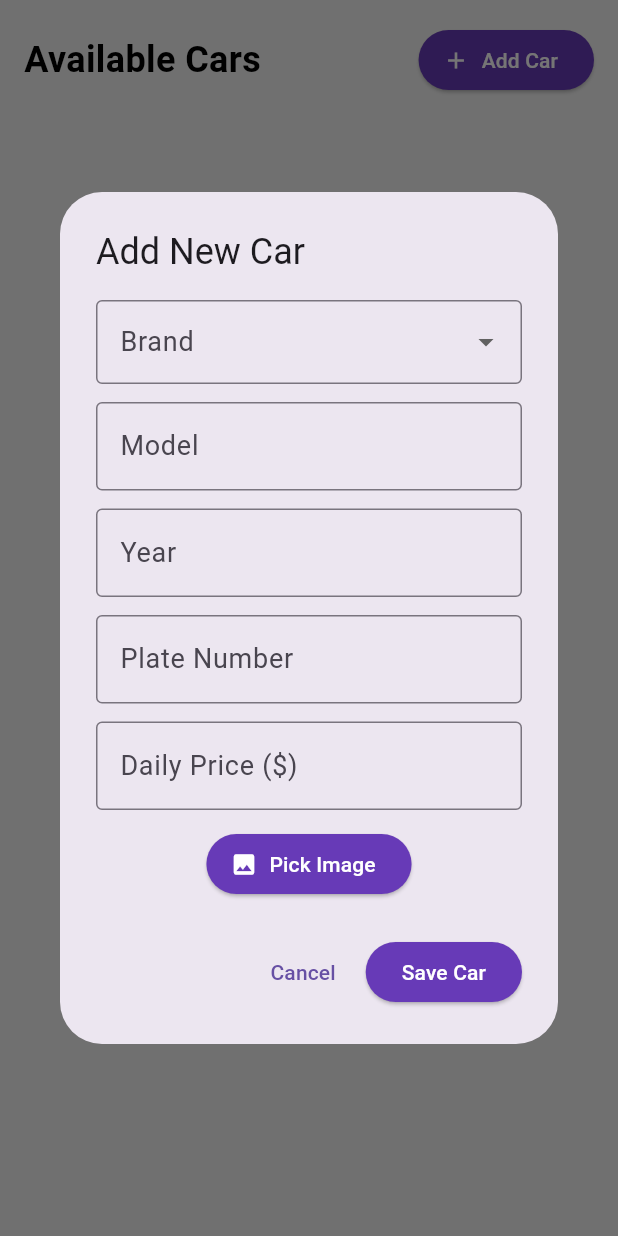
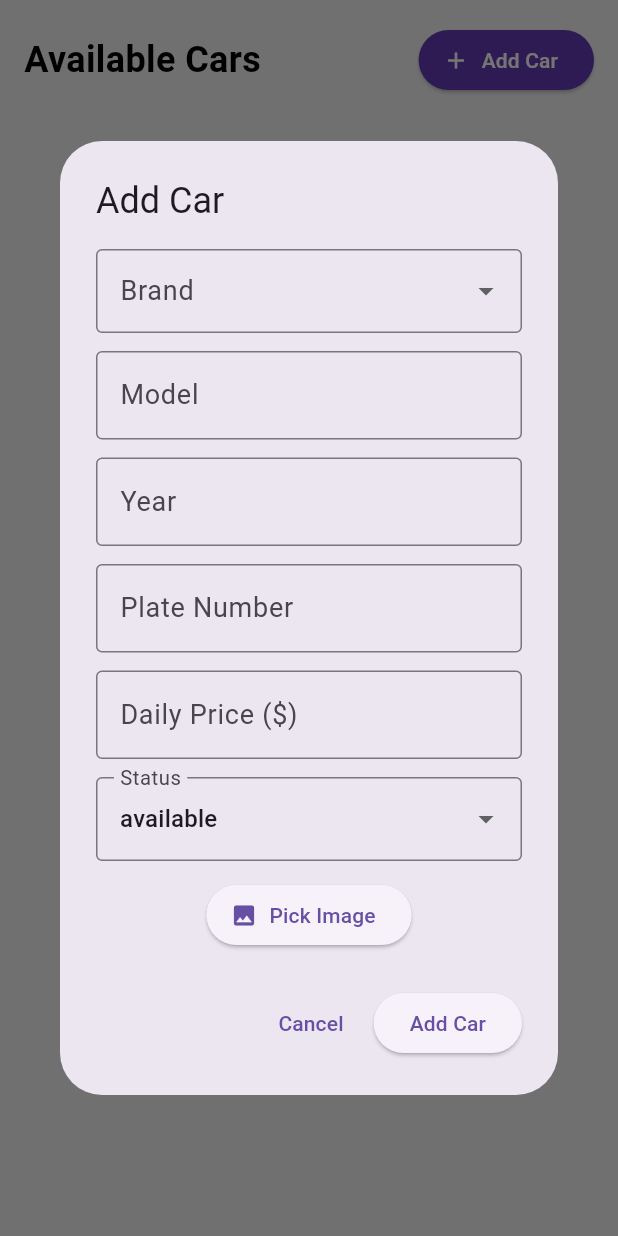
Before and after one commit to aymenG/Management-System, a Flutter app: the AvailableCars widget shown alone on an empty page, opened directly, after a tap on "Add Car", on a phone screen of 412 x 824 dp. Run offline on Flutter 3.47's test engine with Material 3 defaults, Android fonts, the phone set to English and light mode, and no system bars; our stand-ins replace file_picker, fl_chart, flutter_svg, sqflite_common_ffi; accounts and stored records are empty.

Commit message:
add car form dialog for both add and edit car features

```diff
--- a/lib/controllers/database_helper.dart
+++ b/lib/controllers/database_helper.dart
@@ -168,6 +168,7 @@ CREATE TABLE cars (
 
   Future<int> insertCar(Car car) async {
     final db = await database;
+    print('Inserting car: ${car.toMap()}');
     return await db.insert(
       'cars',
       car.toMap(),
--- a/lib/views/add_car_dialog.dart
+++ /dev/null
@@ -1,323 +0,0 @@
-// views/add_car_dialog.dart
-
-import 'dart:io';
-import 'package:flutter/material.dart';
-import 'package:file_picker/file_picker.dart';
-import 'package:management_system/controllers/database_helper.dart';
-import 'package:management_system/models/car.dart';
-import 'package:management_system/models/car_brand.dart';
-import 'package:management_system/models/car_status.dart';
-
-class AddCarDialog extends StatefulWidget {
-  final VoidCallback? onCarAdded;
-
-  const AddCarDialog({super.key, this.onCarAdded});
-
-  @override
-  State<AddCarDialog> createState() => _AddCarDialogState();
-}
-
-class _AddCarDialogState extends State<AddCarDialog> {
-  final _formKey = GlobalKey<FormState>();
-  CarBrand? _selectedBrand;
-  final _modelController = TextEditingController();
-  final _yearController = TextEditingController();
-  final _plateController = TextEditingController();
-  final _priceController = TextEditingController();
-  File? _pickedImage;
-  bool _isLoading = false;
-
-  @override
-  void dispose() {
-    _modelController.dispose();
-    _yearController.dispose();
-    _plateController.dispose();
-    _priceController.dispose();
-    super.dispose();
-  }
-
-  Future<void> _pickImage() async {
-    try {
-      final result = await FilePicker.platform.pickFiles(
-        type: FileType.image,
-        allowMultiple: false,
-      );
-
-      if (result != null && result.files.single.path != null) {
-        setState(() {
-          _pickedImage = File(result.files.single.path!);
-        });
-      }
-    } catch (e) {
-      if (mounted) {
-        ScaffoldMessenger.of(context).showSnackBar(
-          SnackBar(
-            content: Text('Error picking image: $e'),
-            backgroundColor: Colors.red,
-          ),
-        );
-      }
-    }
-  }
-
-  Future<void> _saveCar() async {
-    if (!_formKey.currentState!.validate()) return;
-
-    // Check if image is selected
-    if (_pickedImage == null) {
-      ScaffoldMessenger.of(context).showSnackBar(
-        const SnackBar(
-          content: Text("Please select an image for the car."),
-          backgroundColor: Colors.orange,
-        ),
-      );
-      return;
-    }
-
-    setState(() {
-      _isLoading = true;
-    });
-
-    try {
-      final newCar = Car(
-        brand: _selectedBrand!,
-        model: _modelController.text.trim(),
-        year: int.parse(_yearController.text.trim()),
-        plateNumber: _plateController.text.trim(),
-        dailyPrice: double.parse(_priceController.text.trim()),
-        imagePath: _pickedImage!.path,
-        status: CarStatus.available,
-      );
-
-      // Save to database
-      final dbHelper = DatabaseHelper();
-      await dbHelper.insertCar(newCar);
-
-      if (mounted) {
-        Navigator.of(context).pop();
-        widget.onCarAdded?.call();
-
-        ScaffoldMessenger.of(context).showSnackBar(
-          SnackBar(
-            content: Text('${newCar.fullName} added successfully!'),
-            backgroundColor: Colors.green,
-          ),
-        );
-      }
-    } catch (e) {
-      if (mounted) {
-        ScaffoldMessenger.of(context).showSnackBar(
-          SnackBar(
-            content: Text('Error saving car: $e'),
-            backgroundColor: Colors.red,
-          ),
-        );
-      }
-    } finally {
-      if (mounted) {
-        setState(() {
-          _isLoading = false;
-        });
-      }
-    }
-  }
-
-  @override
-  Widget build(BuildContext context) {
-    return AlertDialog(
-      title: const Text("Add New Car"),
-      content: SizedBox(
-        width: 400,
-        child: Form(
-          key: _formKey,
-          child: SingleChildScrollView(
-            child: Column(
-              mainAxisSize: MainAxisSize.min,
-              children: [
-                // Brand Dropdown
-                DropdownButtonFormField<CarBrand>(
-                  value: _selectedBrand,
-                  items: CarBrand.values
-                      .map((b) => DropdownMenuItem(
-                            value: b,
-                            child: Text(b.displayName),
-                          ))
-                      .toList(),
-                  onChanged: (brand) => setState(() => _selectedBrand = brand),
-                  decoration: const InputDecoration(
-                    labelText: "Brand",
-                    border: OutlineInputBorder(),
-                  ),
-                  validator: (value) {
-                    if (value == null) {
-                      return 'Please select a brand';
-                    }
-                    return null;
-                  },
-                ),
-                const SizedBox(height: 12),
-
-                // Model Field
-                TextFormField(
-                  controller: _modelController,
-                  decoration: const InputDecoration(
-                    labelText: "Model",
-                    border: OutlineInputBorder(),
-                  ),
-                  validator: (value) {
-                    if (value == null || value.trim().isEmpty) {
-                      return 'Please enter a model';
-                    }
-                    return null;
-                  },
-                ),
-                const SizedBox(height: 12),
-
-                // Year Field
-                TextFormField(
-                  controller: _yearController,
-                  keyboardType: TextInputType.number,
-                  decoration: const InputDecoration(
-                    labelText: "Year",
-                    border: OutlineInputBorder(),
-                  ),
-                  validator: (value) {
-                    if (value == null || value.trim().isEmpty) {
-                      return 'Please enter a year';
-                    }
-                    final year = int.tryParse(value.trim());
-                    if (year == null || year < 1900 || year > DateTime.now().year + 1) {
-                      return 'Please enter a valid year';
-                    }
-                    return null;
-                  },
-                ),
-                const SizedBox(height: 12),
-
-                // Plate Number Field
-                TextFormField(
-                  controller: _plateController,
-                  decoration: const InputDecoration(
-                    labelText: "Plate Number",
-                    border: OutlineInputBorder(),
-                  ),
-                  validator: (value) {
-                    if (value == null || value.trim().isEmpty) {
-                      return 'Please enter a plate number';
-                    }
-                    return null;
-                  },
-                ),
-                const SizedBox(height: 12),
-
-                // Daily Price Field
-                TextFormField(
-                  controller: _priceController,
-                  keyboardType: TextInputType.number,
-                  decoration: const InputDecoration(
-                    labelText: "Daily Price (\$)",
-                    border: OutlineInputBorder(),
-                    prefixText: '\$ ',
-                  ),
-                  validator: (value) {
-                    if (value == null || value.trim().isEmpty) {
-                      return 'Please enter a daily price';
-                    }
-                    final price = double.tryParse(value.trim());
-                    if (price == null || price <= 0) {
-                      return 'Please enter a valid price';
-                    }
-                    return null;
-                  },
-                ),
-                const SizedBox(height: 12),
-
-                // Image Picker
-                Column(
-                  crossAxisAlignment: CrossAxisAlignment.start,
-                  children: [
-                    ElevatedButton.icon(
-                      onPressed: _pickImage,
-                      icon: const Icon(Icons.image),
-                      label: const Text("Pick Image"),
-                      style: ElevatedButton.styleFrom(
-                        backgroundColor: Colors.deepPurple,
-                        foregroundColor: Colors.white,
-                      ),
-                    ),
-                    if (_pickedImage != null) ...[
-                      const SizedBox(height: 12),
-                      Container(
-                        width: double.infinity,
-                        height: 150,
-                        decoration: BoxDecoration(
-                          border: Border.all(color: Colors.grey),
-                          borderRadius: BorderRadius.circular(8),
-                        ),
-                        child: ClipRRect(
-                          borderRadius: BorderRadius.circular(8),
-                          child: Image.file(
-                            _pickedImage!,
-                            fit: BoxFit.cover,
-                          ),
-                        ),
-                      ),
-                      const SizedBox(height: 8),
-                      Row(
-                        mainAxisAlignment: MainAxisAlignment.spaceBetween,
-                        children: [
-                          Expanded(
-                            child: Text(
-                              _pickedImage!.path.split('/').last,
-                              style: const TextStyle(
-                                fontSize: 12,
-                                color: Colors.grey,
-                              ),
-                              overflow: TextOverflow.ellipsis,
-                            ),
-                          ),
-                          IconButton(
-                            onPressed: () {
-                              setState(() {
-                                _pickedImage = null;
-                              });
-                            },
-                            icon: const Icon(Icons.close, color: Colors.red),
-                            iconSize: 20,
-                          ),
-                        ],
-                      ),
-                    ],
-                  ],
-                ),
-              ],
-            ),
-          ),
-        ),
-      ),
-      actions: [
-        TextButton(
-          onPressed: _isLoading ? null : () => Navigator.of(context).pop(),
-          child: const Text("Cancel"),
-        ),
-        ElevatedButton(
-          onPressed: _isLoading ? null : _saveCar,
-          style: ElevatedButton.styleFrom(
-            backgroundColor: Colors.deepPurple,
-            foregroundColor: Colors.white,
-          ),
-          child: _isLoading
-              ? const SizedBox(
-                  width: 20,
-                  height: 20,
-                  child: CircularProgressIndicator(
-                    strokeWidth: 2,
-                    valueColor: AlwaysStoppedAnimation<Color>(Colors.white),
-                  ),
-                )
-              : const Text("Save Car"),
-        ),
-      ],
-    );
-  }
-}
--- /dev/null
+++ b/lib/views/car_form_dialog.dart
@@ -0,0 +1,221 @@
+// views/car_form_dialog.dart
+
+import 'dart:io';
+import 'package:flutter/material.dart';
+import 'package:file_picker/file_picker.dart';
+import 'package:management_system/models/car.dart';
+import 'package:management_system/models/car_brand.dart';
+import 'package:management_system/models/car_status.dart';
+
+class CarFormDialog extends StatefulWidget {
+  final Car? existingCar;
+  final Function(Car car) onSave;
+
+  const CarFormDialog({super.key, this.existingCar, required this.onSave});
+
+  @override
+  State<CarFormDialog> createState() => _CarFormDialogState();
+}
+
+class _CarFormDialogState extends State<CarFormDialog> {
+  final _formKey = GlobalKey<FormState>();
+  CarBrand? _selectedBrand;
+  late TextEditingController _modelController;
+  late TextEditingController _yearController;
+  late TextEditingController _plateController;
+  late TextEditingController _priceController;
+  File? _pickedImage;
+  CarStatus? _status;
+  bool _isLoading = false;
+
+  @override
+  void initState() {
+    super.initState();
+    final c = widget.existingCar;
+    _selectedBrand = c?.brand;
+    _modelController = TextEditingController(text: c?.model ?? '');
+    _yearController = TextEditingController(text: c?.year?.toString() ?? '');
+    _plateController = TextEditingController(text: c?.plateNumber ?? '');
+    _priceController = TextEditingController(
+      text: c?.dailyPrice?.toString() ?? '',
+    );
+    _pickedImage = (c?.imagePath?.isNotEmpty ?? false)
+        ? File(c!.imagePath)
+        : null;
+    _status = c?.status ?? CarStatus.available;
+  }
+
+  @override
+  void dispose() {
+    _modelController.dispose();
+    _yearController.dispose();
+    _plateController.dispose();
+    _priceController.dispose();
+    super.dispose();
+  }
+
+  Future<void> _pickImage() async {
+    final result = await FilePicker.platform.pickFiles(type: FileType.image);
+    if (result != null && result.files.single.path != null) {
+      setState(() {
+        _pickedImage = File(result.files.single.path!);
+      });
+    }
+  }
+
+  void _save() {
+    if (!_formKey.currentState!.validate()) return;
+
+    if (_pickedImage == null && widget.existingCar == null) {
+      ScaffoldMessenger.of(context).showSnackBar(
+        const SnackBar(
+          content: Text('Please pick an image.'),
+          backgroundColor: Colors.orange,
+        ),
+      );
+      return;
+    }
+
+    final car = Car(
+      id: widget.existingCar?.id,
+      brand: _selectedBrand!,
+      model: _modelController.text.trim(),
+      year: int.parse(_yearController.text.trim()),
+      plateNumber: _plateController.text.trim(),
+      dailyPrice: double.parse(_priceController.text.trim()),
+      imagePath: _pickedImage?.path ?? widget.existingCar?.imagePath ?? '',
+      status: _status!,
+    );
+
+    widget.onSave(car);
+    Navigator.of(context).pop();
+  }
+
+  @override
+  Widget build(BuildContext context) {
+    final isEditing = widget.existingCar != null;
+    return AlertDialog(
+      title: Text(isEditing ? 'Edit Car' : 'Add Car'),
+      content: SizedBox(
+        width: 400,
+        child: Form(
+          key: _formKey,
+          child: SingleChildScrollView(
+            child: Column(
+              children: [
+                DropdownButtonFormField<CarBrand>(
+                  value: _selectedBrand,
+                  items: CarBrand.values
+                      .map(
+                        (b) => DropdownMenuItem(
+                          value: b,
+                          child: Text(b.displayName),
+                        ),
+                      )
+                      .toList(),
+                  onChanged: (brand) => setState(() => _selectedBrand = brand),
+                  decoration: const InputDecoration(
+                    labelText: "Brand",
+                    border: OutlineInputBorder(),
+                  ),
+                  validator: (value) =>
+                      value == null ? 'Please select a brand' : null,
+                ),
+                const SizedBox(height: 12),
+                TextFormField(
+                  controller: _modelController,
+                  decoration: const InputDecoration(
+                    labelText: "Model",
+                    border: OutlineInputBorder(),
+                  ),
+                  validator: (value) =>
+                      (value == null || value.isEmpty) ? 'Enter a model' : null,
+                ),
+                const SizedBox(height: 12),
+                TextFormField(
+                  controller: _yearController,
+                  keyboardType: TextInputType.number,
+                  decoration: const InputDecoration(
+                    labelText: "Year",
+                    border: OutlineInputBorder(),
+                  ),
+                  validator: (value) {
+                    if (value == null || value.isEmpty) return 'Enter year';
+                    final year = int.tryParse(value);
+                    if (year == null ||
+                        year < 1900 ||
+                        year > DateTime.now().year + 1) {
+                      return 'Enter valid year';
+                    }
+                    return null;
+                  },
+                ),
+                const SizedBox(height: 12),
+                TextFormField(
+                  controller: _plateController,
+                  decoration: const InputDecoration(
+                    labelText: "Plate Number",
+                    border: OutlineInputBorder(),
+                  ),
+                  validator: (value) =>
+                      (value == null || value.isEmpty) ? 'Enter plate' : null,
+                ),
+                const SizedBox(height: 12),
+                TextFormField(
+                  controller: _priceController,
+                  keyboardType: TextInputType.number,
+                  decoration: const InputDecoration(
+                    labelText: "Daily Price (\$)",
+                    border: OutlineInputBorder(),
+                  ),
+                  validator: (value) {
+                    if (value == null || value.isEmpty) return 'Enter price';
+                    final price = double.tryParse(value);
+                    if (price == null || price <= 0) return 'Enter valid price';
+                    return null;
+                  },
+                ),
+                const SizedBox(height: 12),
+                DropdownButtonFormField<CarStatus>(
+                  value: _status,
+                  items: CarStatus.values
+                      .map(
+                        (s) => DropdownMenuItem(value: s, child: Text(s.name)),
+                      )
+                      .toList(),
+                  onChanged: (status) => setState(() => _status = status),
+                  decoration: const InputDecoration(
+                    labelText: "Status",
+                    border: OutlineInputBorder(),
+                  ),
+                ),
+                const SizedBox(height: 12),
+                ElevatedButton.icon(
+                  onPressed: _pickImage,
+                  icon: const Icon(Icons.image),
+                  label: Text(
+                    _pickedImage == null ? "Pick Image" : "Change Image",
+                  ),
+                ),
+                if (_pickedImage != null) ...[
+                  const SizedBox(height: 12),
+                  Image.file(_pickedImage!, height: 150, fit: BoxFit.cover),
+                ],
+              ],
+            ),
+          ),
+        ),
+      ),
+      actions: [
+        TextButton(
+          onPressed: () => Navigator.of(context).pop(),
+          child: const Text("Cancel"),
+        ),
+        ElevatedButton(
+          onPressed: _save,
+          child: Text(isEditing ? "Save Changes" : "Add Car"),
+        ),
+      ],
+    );
+  }
+}
```
Also changed, not shown: lib/views/available_cars.dart (+19 -4 lines).
